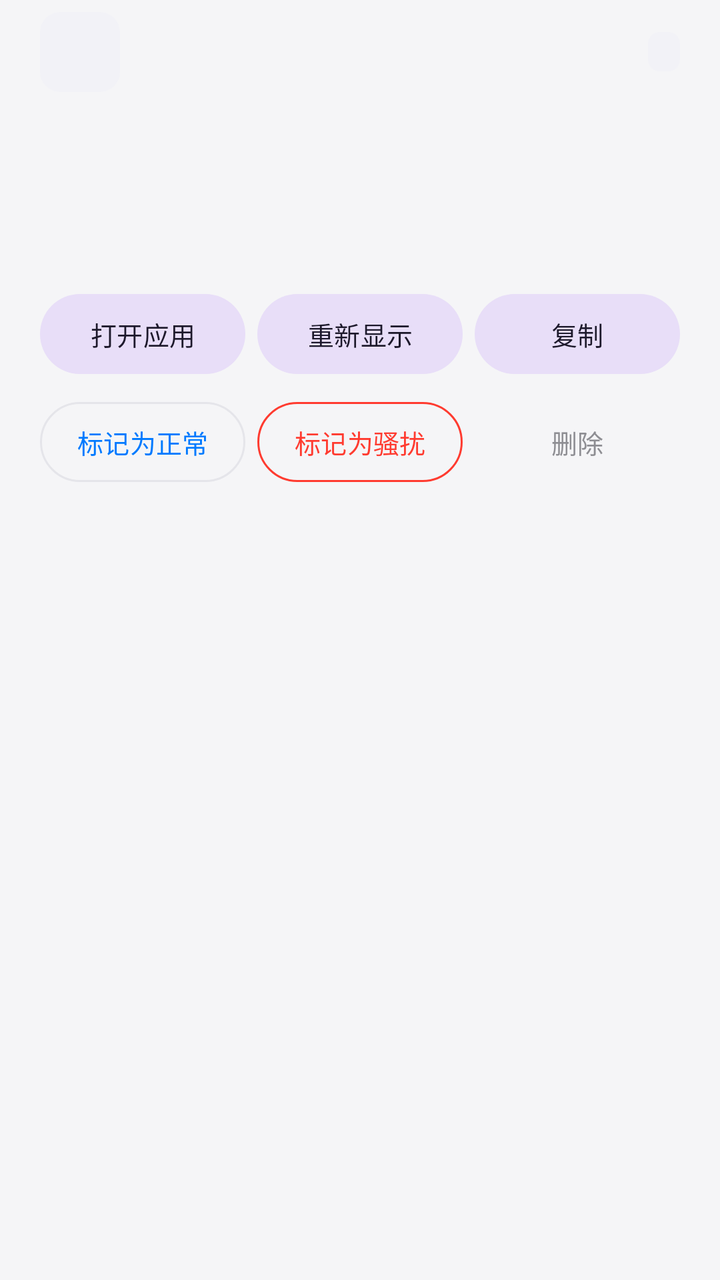
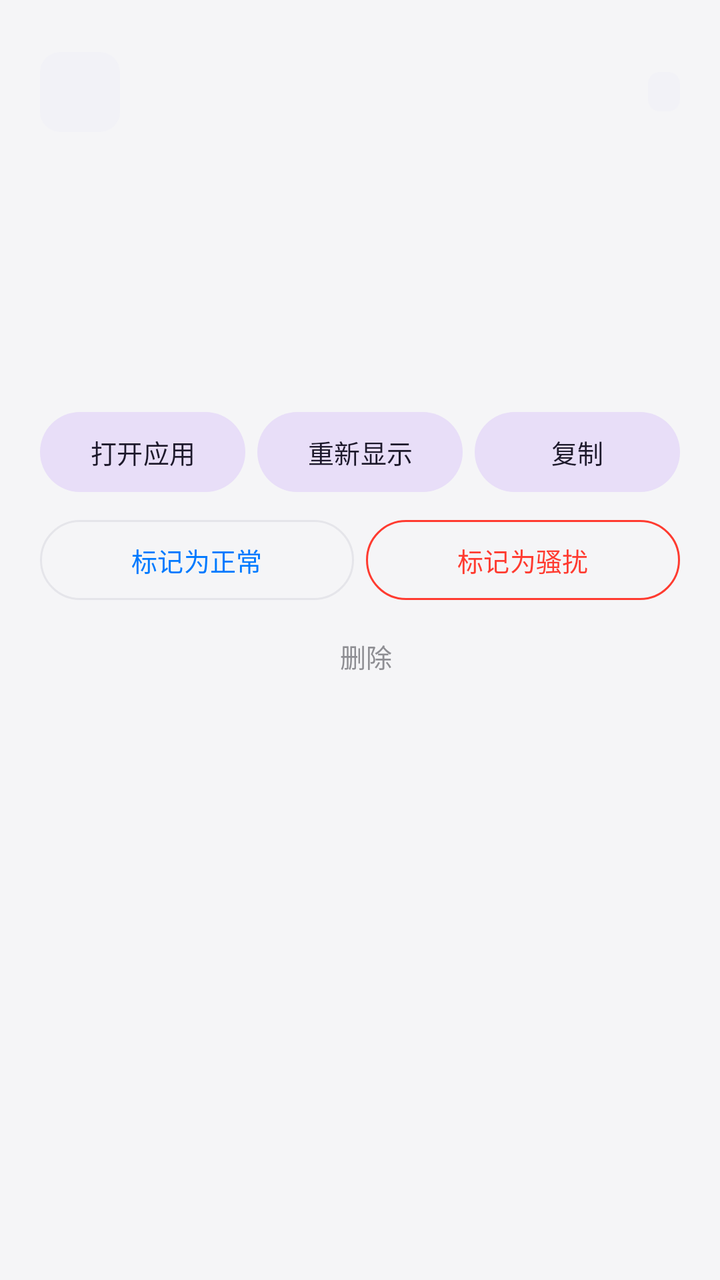

An Android layout rendered at two revisions. The XML below is the earlier revision; the diff shows what the commit changed to produce the second picture.
<!-- AndroidManifest.xml: application theme Theme.NotifyForward -->
<!-- res/layout/dialog_notification_detail.xml -->
<?xml version="1.0" encoding="utf-8"?>
<LinearLayout xmlns:android="http://schemas.android.com/apk/res/android"
    xmlns:app="http://schemas.android.com/apk/res-auto"
    android:layout_width="match_parent"
    android:layout_height="wrap_content"
    android:orientation="vertical"
    android:paddingHorizontal="20dp"
    android:paddingBottom="8dp">

    <LinearLayout
        android:layout_width="match_parent"
        android:layout_height="wrap_content"
        android:gravity="center_vertical"
        android:orientation="horizontal"
        android:paddingVertical="6dp">

        <ImageView
            android:id="@+id/icon"
            android:layout_width="40dp"
            android:layout_height="40dp"
            android:background="@drawable/bg_app_icon"
            android:clipToOutline="true"
            android:contentDescription="@null"
            android:scaleType="fitCenter" />

        <LinearLayout
            android:layout_width="0dp"
            android:layout_height="wrap_content"
            android:layout_marginStart="12dp"
            android:layout_weight="1"
            android:orientation="vertical">

            <TextView
                android:id="@+id/appName"
                android:layout_width="wrap_content"
                android:layout_height="wrap_content"
                android:textColor="@color/text_primary"
                android:textSize="15sp"
                android:textStyle="bold" />

            <TextView
                android:id="@+id/meta"
                android:layout_width="wrap_content"
                android:layout_height="wrap_content"
                android:layout_marginTop="2dp"
                android:textColor="@color/text_secondary"
                android:textSize="13sp" />
        </LinearLayout>

        <TextView
            android:id="@+id/status"
            android:layout_width="wrap_content"
            android:layout_height="wrap_content"
            android:background="@drawable/bg_badge"
            android:paddingHorizontal="8dp"
            android:paddingVertical="3dp"
            android:textSize="10sp"
            android:textStyle="bold" />
    </LinearLayout>

    <TextView
        android:id="@+id/title"
        android:layout_width="match_parent"
        android:layout_height="wrap_content"
        android:layout_marginTop="4dp"
        android:textColor="@color/text_primary"
        android:textSize="20sp"
        android:textStyle="bold" />

    <TextView
        android:id="@+id/content"
        android:layout_width="match_parent"
        android:layout_height="wrap_content"
        android:layout_marginTop="4dp"
        android:lineSpacingExtra="3dp"
        android:textColor="@color/text_secondary"
        android:textSize="15sp"
        android:textIsSelectable="true" />

    <TextView
        android:id="@+id/rule"
        android:layout_width="match_parent"
        android:layout_height="wrap_content"
        android:layout_marginTop="8dp"
        android:textColor="@color/text_secondary"
        android:textSize="13sp" />

    <LinearLayout
        android:layout_width="match_parent"
        android:layout_height="wrap_content"
        android:layout_marginTop="10dp"
        android:orientation="horizontal">

        <com.google.android.material.button.MaterialButton
            android:id="@+id/btnOpenApp"
            style="@style/Widget.Material3.Button.TonalButton"
            android:layout_width="0dp"
            android:layout_height="wrap_content"
            android:layout_weight="1"
            android:minWidth="0dp"
            android:paddingHorizontal="4dp"
            android:text="@string/action_open_app"
            android:textSize="13sp" />

        <com.google.android.material.button.MaterialButton
            android:id="@+id/btnRestore"
            style="@style/Widget.Material3.Button.TonalButton"
            android:layout_width="0dp"
            android:layout_height="wrap_content"
            android:layout_marginStart="6dp"
            android:layout_weight="1"
            android:minWidth="0dp"
            android:paddingHorizontal="4dp"
            android:text="@string/action_restore"
            android:textSize="13sp" />

        <com.google.android.material.button.MaterialButton
            android:id="@+id/btnCopy"
            style="@style/Widget.Material3.Button.TonalButton"
            android:layout_width="0dp"
            android:layout_height="wrap_content"
            android:layout_marginStart="6dp"
            android:layout_weight="1"
            android:minWidth="0dp"
            android:paddingHorizontal="4dp"
            android:text="@string/action_copy"
            android:textSize="13sp" />
    </LinearLayout>

    <LinearLayout
        android:layout_width="match_parent"
        android:layout_height="wrap_content"
        android:layout_marginTop="6dp"
        android:orientation="horizontal">

        <com.google.android.material.button.MaterialButton
            android:id="@+id/btnNormal"
            style="@style/Widget.Material3.Button.OutlinedButton"
            android:layout_width="0dp"
            android:layout_height="wrap_content"
            android:layout_weight="1"
            android:minWidth="0dp"
            android:paddingHorizontal="4dp"
            android:text="@string/action_mark_normal"
            android:textSize="13sp" />

        <com.google.android.material.button.MaterialButton
            android:id="@+id/btnSpam"
            style="@style/Widget.Material3.Button.OutlinedButton"
            android:layout_width="0dp"
            android:layout_height="wrap_content"
            android:layout_marginStart="6dp"
            android:layout_weight="1"
            android:minWidth="0dp"
            android:paddingHorizontal="4dp"
            android:text="@string/action_mark_spam"
            android:textColor="@color/danger"
            android:textSize="13sp"
            app:strokeColor="@color/danger" />

        <com.google.android.material.button.MaterialButton
            android:id="@+id/btnDelete"
            style="@style/Widget.Material3.Button.TextButton"
            android:layout_width="0dp"
            android:layout_height="wrap_content"
            android:layout_marginStart="6dp"
            android:layout_weight="1"
            android:minWidth="0dp"
            android:paddingHorizontal="4dp"
            android:text="@string/action_delete"
            android:textColor="@color/text_secondary"
            android:textSize="13sp" />
    </LinearLayout>
</LinearLayout>
<!-- resources referenced by this layout -->
<resources>
  <color name="danger">#FF3B30</color>
  <color name="text_primary">#1D1D1F</color>
  <color name="text_secondary">#8E8E93</color>
  <!-- drawable bg_app_icon (drawable) -->
  <?xml version="1.0" encoding="utf-8"?>
  <shape xmlns:android="http://schemas.android.com/apk/res/android">
      <corners android:radius="10dp" />
      <solid android:color="@color/surface_alt" />
  </shape>
  <!-- drawable bg_badge (drawable) -->
  <?xml version="1.0" encoding="utf-8"?>
  <shape xmlns:android="http://schemas.android.com/apk/res/android">
      <corners android:radius="6dp" />
      <solid android:color="@color/surface_alt" />
  </shape>
  <string name="action_copy">复制</string>
  <string name="action_delete">删除</string>
  <string name="action_mark_normal">标记为正常</string>
  <string name="action_mark_spam">标记为骚扰</string>
  <string name="action_open_app">打开应用</string>
  <string name="action_restore">重新显示</string>
  <style name="Theme.NotifyForward" parent="Theme.Material3.DayNight.NoActionBar">
          <item name="colorPrimary">@color/brand_primary</item>
          <item name="colorOnPrimary">@color/white</item>
          <item name="colorPrimaryContainer">@color/brand_container</item>
          <item name="colorOnPrimaryContainer">@color/brand_primary_dark</item>
          <item name="colorSecondary">@color/accent</item>
          <item name="colorOnSecondary">@color/white</item>
          <item name="colorSurface">@color/surface</item>
          <item name="colorOnSurface">@color/text_primary</item>
          <item name="colorSurfaceVariant">@color/surface_alt</item>
          <item name="colorOnSurfaceVariant">@color/text_secondary</item>
          <item name="colorOutline">@color/divider</item>
          <item name="colorOutlineVariant">@color/divider</item>
          <item name="android:colorBackground">@color/page_bg</item>
          <item name="android:windowBackground">@color/page_bg</item>
          <item name="android:statusBarColor">@android:color/transparent</item>
          <item name="android:navigationBarColor">@color/surface</item>
          <item name="android:windowLightStatusBar" tools:targetApi="m">true</item>
          <item name="android:windowLightNavigationBar" tools:targetApi="o_mr1">true</item>
          <item name="materialAlertDialogTheme">@style/ThemeOverlay.NotifyForward.Dialog</item>
          <item name="android:fontFamily">sans-serif</item>
      </style>
  <color name="surface_alt">#F2F2F7</color>
  <color name="brand_primary">#007AFF</color>
  <color name="white">#FFFFFF</color>
  <color name="brand_container">#E9F1FF</color>
  <color name="brand_primary_dark">#0063CE</color>
  <color name="accent">#34C759</color>
  <color name="surface">#FFFFFF</color>
  <color name="divider">#E5E5EA</color>
  <color name="page_bg">#F5F5F7</color>
  <style name="ThemeOverlay.NotifyForward.Dialog" parent="ThemeOverlay.Material3.MaterialAlertDialog">
          <item name="shapeAppearanceOverlay">@style/ShapeAppearance.NotifyForward.Dialog</item>
          <item name="colorSurface">@color/surface</item>
          <item name="colorOnSurface">@color/text_primary</item>
      </style>
  <style name="ShapeAppearance.NotifyForward.Dialog" parent="">
          <item name="cornerFamily">rounded</item>
          <item name="cornerSize">18dp</item>
      </style>
</resources>

<!-- the commit's change to res/layout/dialog_notification_detail.xml (unified diff, before → after) -->
@@ -1,11 +1,14 @@
 <?xml version="1.0" encoding="utf-8"?>
+<androidx.core.widget.NestedScrollView xmlns:android="http://schemas.android.com/apk/res/android"
+    android:layout_width="match_parent" android:layout_height="wrap_content" android:fillViewport="true">
 <LinearLayout xmlns:android="http://schemas.android.com/apk/res/android"
     xmlns:app="http://schemas.android.com/apk/res-auto"
     android:layout_width="match_parent"
     android:layout_height="wrap_content"
     android:orientation="vertical"
     android:paddingHorizontal="20dp"
-    android:paddingBottom="8dp">
+    android:paddingTop="20dp"
+    android:paddingBottom="24dp">
 
     <LinearLayout
         android:layout_width="match_parent"
@@ -73,7 +76,7 @@
         android:layout_height="wrap_content"
         android:layout_marginTop="4dp"
         android:lineSpacingExtra="3dp"
-        android:textColor="@color/text_secondary"
+        android:textColor="@color/text_primary"
         android:textSize="15sp"
         android:textIsSelectable="true" />
 
@@ -84,6 +87,28 @@
         android:layout_marginTop="8dp"
         android:textColor="@color/text_secondary"
         android:textSize="13sp" />
+
+    <TextView
+        android:id="@+id/forwardingLog"
+        android:layout_width="match_parent"
+        android:layout_height="wrap_content"
+        android:layout_marginTop="20dp"
+        android:lineSpacingExtra="4dp"
+        android:textColor="@color/text_primary"
+        android:textSize="14sp"
+        android:textIsSelectable="true"
+        android:accessibilityLiveRegion="polite" />
+
+    <TextView
+        android:id="@+id/semanticJudgment"
+        android:layout_width="match_parent"
+        android:layout_height="wrap_content"
+        android:layout_marginTop="8dp"
+        android:lineSpacingExtra="3dp"
+        android:textColor="@color/text_primary"
+        android:textSize="14sp"
+        android:accessibilityLiveRegion="polite"
+        android:visibility="gone" />
 
     <LinearLayout
         android:layout_width="match_parent"
@@ -158,17 +183,18 @@
             android:textSize="13sp"
             app:strokeColor="@color/danger" />
 
+    </LinearLayout>
         <com.google.android.material.button.MaterialButton
             android:id="@+id/btnDelete"
             style="@style/Widget.Material3.Button.TextButton"
-            android:layout_width="0dp"
-            android:layout_height="wrap_content"
-            android:layout_marginStart="6dp"
-            android:layout_weight="1"
+            android:layout_width="match_parent"
+            android:layout_height="wrap_content"
+            android:layout_marginStart="6dp"
             android:minWidth="0dp"
             android:paddingHorizontal="4dp"
             android:text="@string/action_delete"
             android:textColor="@color/text_secondary"
             android:textSize="13sp" />
-    </LinearLayout>
 </LinearLayout>
+
+</androidx.core.widget.NestedScrollView>
<!-- resource entries referenced after the edit -->
@@ -26,10 +26,11 @@
           <item name="colorOnPrimary">@color/white</item>
           <item name="colorPrimaryContainer">@color/brand_container</item>
           <item name="colorOnPrimaryContainer">@color/brand_primary_dark</item>
-          <item name="colorSecondary">@color/accent</item>
+          <item name="colorSecondary">@color/brand_primary</item>
           <item name="colorOnSecondary">@color/white</item>
           <item name="colorSurface">@color/surface</item>
           <item name="colorOnSurface">@color/text_primary</item>
+          <item name="colorSurfaceContainerHigh">@color/surface</item>
           <item name="colorSurfaceVariant">@color/surface_alt</item>
           <item name="colorOnSurfaceVariant">@color/text_secondary</item>
           <item name="colorOutline">@color/divider</item>
@@ -48,7 +49,6 @@
   <color name="white">#FFFFFF</color>
   <color name="brand_container">#E9F1FF</color>
   <color name="brand_primary_dark">#0063CE</color>
-  <color name="accent">#34C759</color>
   <color name="surface">#FFFFFF</color>
   <color name="divider">#E5E5EA</color>
   <color name="page_bg">#F5F5F7</color>
@@ -56,6 +56,7 @@
           <item name="shapeAppearanceOverlay">@style/ShapeAppearance.NotifyForward.Dialog</item>
           <item name="colorSurface">@color/surface</item>
           <item name="colorOnSurface">@color/text_primary</item>
+          <item name="colorSurfaceContainerHigh">@color/surface</item>
       </style>
   <style name="ShapeAppearance.NotifyForward.Dialog" parent="">
           <item name="cornerFamily">rounded</item>
